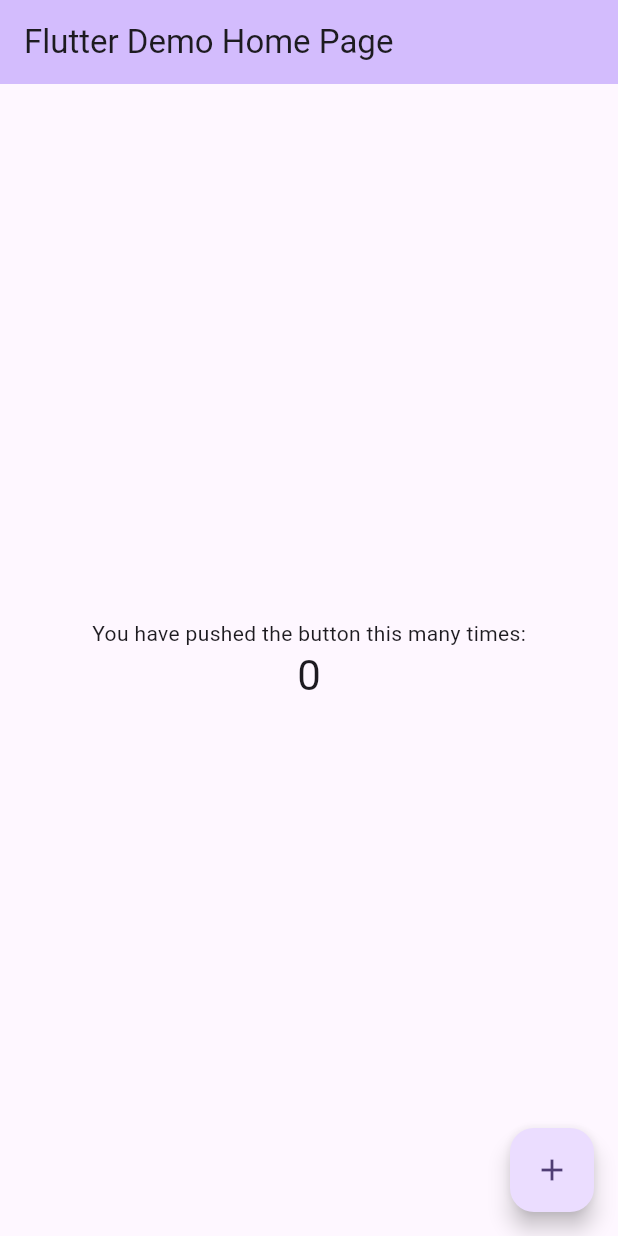
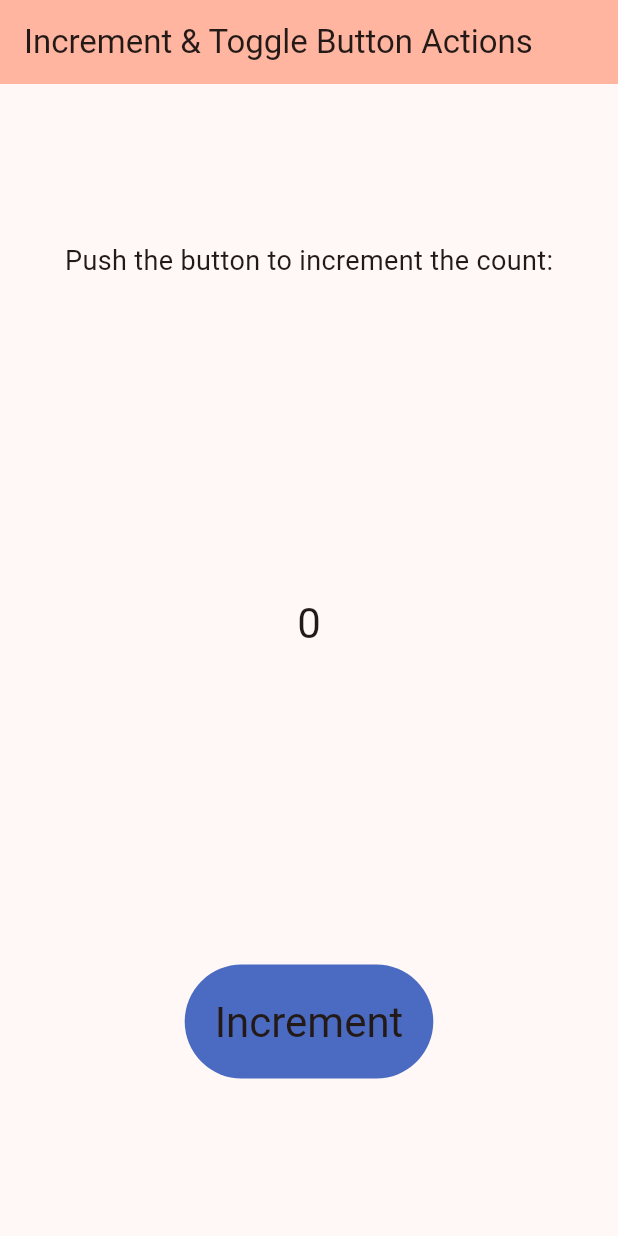
Before and after one commit to abdulbasith007/Increment-and-toggle-image-flutter-app, a Flutter app: the screen it shows after launch, on a phone screen of 412 x 824 dp. Run offline on Flutter 3.47's test engine with Material 3 defaults, Android fonts, the light colour scheme and no system bars.

Commit message:
Implemented an elevated button that increments the counter tracked by a variable leveraging stateful widgets with material.dart theme

```diff
--- a/lib/main.dart
+++ b/lib/main.dart
@@ -11,115 +11,88 @@
   @override
   Widget build(BuildContext context) {
     return MaterialApp(
-      title: 'Flutter Demo',
+      title: 'Mobile App Development - Assignment 1',
       theme: ThemeData(
-        // This is the theme of your application.
-        //
-        // TRY THIS: Try running your application with "flutter run". You'll see
-        // the application has a purple toolbar. Then, without quitting the app,
-        // try changing the seedColor in the colorScheme below to Colors.green
-        // and then invoke "hot reload" (save your changes or press the "hot
-        // reload" button in a Flutter-supported IDE, or press "r" if you used
-        // the command line to start the app).
-        //
-        // Notice that the counter didn't reset back to zero; the application
-        // state is not lost during the reload. To reset the state, use hot
-        // restart instead.
-        //
-        // This works for code too, not just values: Most code changes can be
-        // tested with just a hot reload.
-        colorScheme: ColorScheme.fromSeed(seedColor: Colors.deepPurple),
+        colorScheme: ColorScheme.fromSeed(seedColor: Colors.deepOrange),
         useMaterial3: true,
       ),
-      home: const MyHomePage(title: 'Flutter Demo Home Page'),
+      home: const MyHomePage(title: 'Increment & Toggle Button Actions',),
     );
   }
 }
 
 class MyHomePage extends StatefulWidget {
   const MyHomePage({super.key, required this.title});
-
-  // This widget is the home page of your application. It is stateful, meaning
-  // that it has a State object (defined below) that contains fields that affect
-  // how it looks.
-
-  // This class is the configuration for the state. It holds the values (in this
-  // case the title) provided by the parent (in this case the App widget) and
-  // used by the build method of the State. Fields in a Widget subclass are
-  // always marked "final".
-
   final String title;
-
   @override
   State<MyHomePage> createState() => _MyHomePageState();
 }
 
 class _MyHomePageState extends State<MyHomePage> {
   int _counter = 0;
+  final summer = 'summer', winter = 'winter';
+  final summerImg = 'images/Summer.jpeg', winterImg = 'images/Winter.jpeg';
+  bool isSummerSeason = true;
+  late final ColorScheme colorScheme;
 
   void _incrementCounter() {
     setState(() {
-      // This call to setState tells the Flutter framework that something has
-      // changed in this State, which causes it to rerun the build method below
-      // so that the display can reflect the updated values. If we changed
-      // _counter without calling setState(), then the build method would not be
-      // called again, and so nothing would appear to happen.
       _counter++;
+    });
+  }
+
+  void _changeSeason() {
+    setState(() {
+      isSummerSeason = !isSummerSeason;
+    });
+  }
+
+  void _resetState() {
+    setState(() {
+      _counter = 0;
+      isSummerSeason = true;
     });
   }
 
   @override
   Widget build(BuildContext context) {
-    // This method is rerun every time setState is called, for instance as done
-    // by the _incrementCounter method above.
-    //
-    // The Flutter framework has been optimized to make rerunning build methods
-    // fast, so that you can just rebuild anything that needs updating rather
-    // than having to individually change instances of widgets.
     return Scaffold(
       appBar: AppBar(
-        // TRY THIS: Try changing the color here to a specific color (to
-        // Colors.amber, perhaps?) and trigger a hot reload to see the AppBar
-        // change color while the other colors stay the same.
         backgroundColor: Theme.of(context).colorScheme.inversePrimary,
-        // Here we take the value from the MyHomePage object that was created by
-        // the App.build method, and use it to set our appbar title.
         title: Text(widget.title),
       ),
       body: Center(
-        // Center is a layout widget. It takes a single child and positions it
-        // in the middle of the parent.
         child: Column(
-          // Column is also a layout widget. It takes a list of children and
-          // arranges them vertically. By default, it sizes itself to fit its
-          // children horizontally, and tries to be as tall as its parent.
-          //
-          // Column has various properties to control how it sizes itself and
-          // how it positions its children. Here we use mainAxisAlignment to
-          // center the children vertically; the main axis here is the vertical
-          // axis because Columns are vertical (the cross axis would be
-          // horizontal).
-          //
-          // TRY THIS: Invoke "debug painting" (choose the "Toggle Debug Paint"
-          // action in the IDE, or press "p" in the console), to see the
-          // wireframe for each widget.
-          mainAxisAlignment: MainAxisAlignment.center,
+          mainAxisAlignment: MainAxisAlignment.spaceAround,
           children: <Widget>[
             const Text(
-              'You have pushed the button this many times:',
+              'Push the button to increment the count:',
+              style: TextStyle(fontSize: 18),
             ),
             Text(
               '$_counter',
               style: Theme.of(context).textTheme.headlineMedium,
             ),
+            TextButton(
+              style: const ButtonStyle(
+                foregroundColor:
+                    WidgetStatePropertyAll(Color.fromARGB(0, 76, 76, 173)),
+                backgroundColor:
+                    WidgetStatePropertyAll(Color.fromARGB(255, 75, 107, 194)),
+                padding: WidgetStatePropertyAll(
+                    EdgeInsets.symmetric(horizontal: 20, vertical: 20)),
+              ),
+              onPressed: () {
+                _incrementCounter();
+              },
+              child: Text(
+                'Increment',
+                style: Theme.of(context).textTheme.headlineMedium,
+              ),
+            ),
           ],
         ),
       ),
-      floatingActionButton: FloatingActionButton(
-        onPressed: _incrementCounter,
-        tooltip: 'Increment',
-        child: const Icon(Icons.add),
-      ), // This trailing comma makes auto-formatting nicer for build methods.
     );
   }
 }
```
